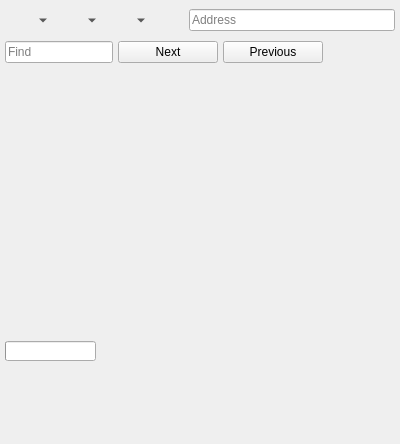
Old version of the form 2.x/UI/dooble_page.ui in the repository textbrowser/dooble.
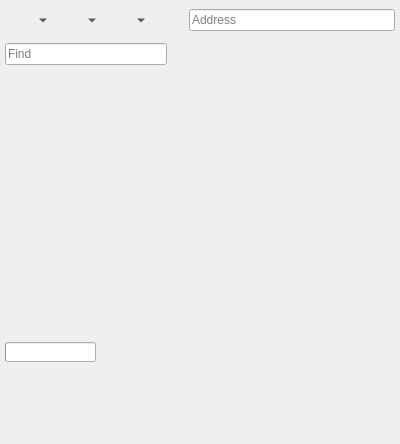
New version of the form. Custom widgets are drawn as their Qt base class.

```diff
--- a/2.x/UI/dooble_page.ui
+++ b/2.x/UI/dooble_page.ui
@@ -166,28 +166,34 @@
        </widget>
       </item>
       <item>
-       <widget class="QPushButton" name="find_next">
-        <property name="minimumSize">
+       <widget class="QToolButton" name="find_next">
+        <property name="toolTip">
+         <string>Next Occurence</string>
+        </property>
+        <property name="iconSize">
          <size>
-          <width>100</width>
-          <height>0</height>
+          <width>20</width>
+          <height>20</height>
          </size>
         </property>
-        <property name="text">
-         <string>Next</string>
+        <property name="autoRaise">
+         <bool>true</bool>
         </property>
        </widget>
       </item>
       <item>
-       <widget class="QPushButton" name="pushButton">
-        <property name="minimumSize">
+       <widget class="QToolButton" name="find_previous">
+        <property name="toolTip">
+         <string>Previous Occurence</string>
+        </property>
+        <property name="iconSize">
          <size>
-          <width>100</width>
-          <height>0</height>
+          <width>20</width>
+          <height>20</height>
          </size>
         </property>
-        <property name="text">
-         <string>Previous</string>
+        <property name="autoRaise">
+         <bool>true</bool>
         </property>
        </widget>
       </item>
```
Left out of the diff: 2 changed lines with no effect on the pictures.
